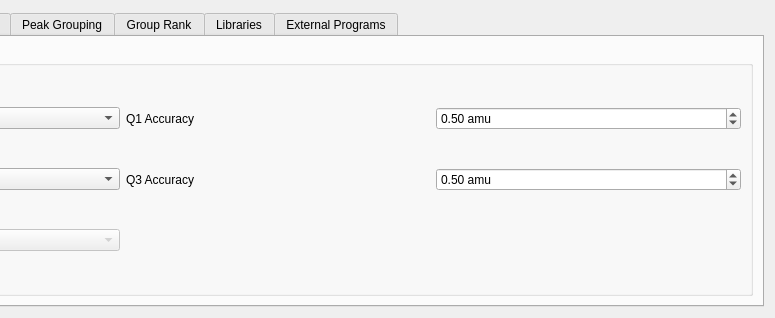
Qt form mzroll/forms/settingsform.ui (ElucidataInc/ElMaven) before a commit; both pictures show x 530 to 1305 and y 0 to 318 of the 1305 by 318 pixel window.
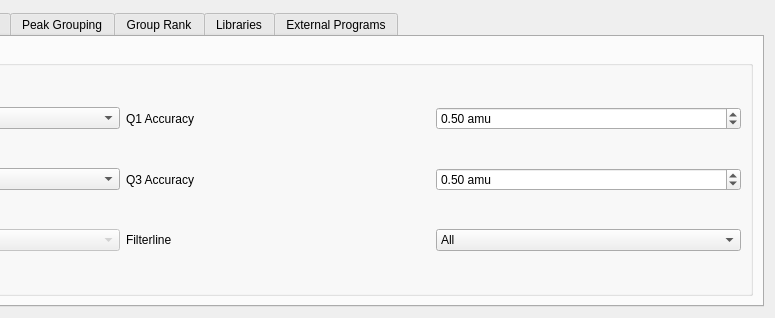
The same form after that commit. The open tabs and pages were chosen to show the change. Icons and pictures are not drawn.

Commit message:
UI: Choose filter line from Options Dialog
Filterline can be choosen from Options Dialog for scans

```diff
--- a/mzroll/forms/settingsform.ui
+++ b/mzroll/forms/settingsform.ui
@@ -177,6 +177,22 @@
             </item>
            </widget>
           </item>
+          <item row="5" column="2">
+           <widget class="QLabel" name="label_35">
+            <property name="text">
+             <string>Filterline</string>
+            </property>
+           </widget>
+          </item>
+          <item row="5" column="3">
+           <widget class="QComboBox" name="comboBox">
+            <item>
+             <property name="text">
+              <string>All</string>
+             </property>
+            </item>
+           </widget>
+          </item>
          </layout>
         </widget>
        </item>
```
Left out of the diff: 2 changed lines with no effect on the pictures.
